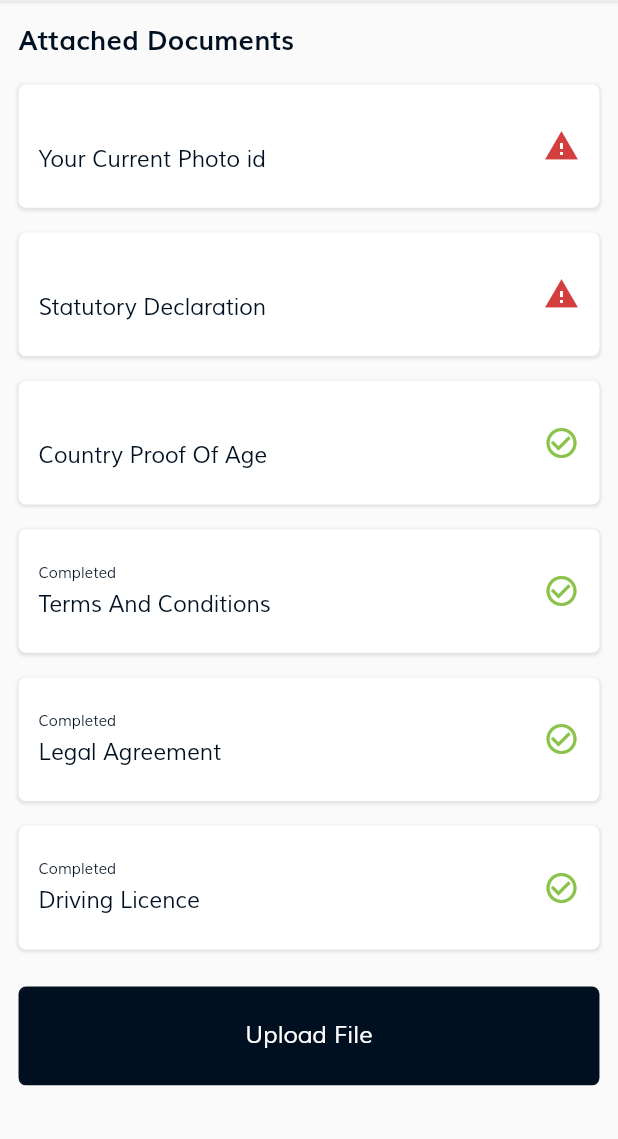
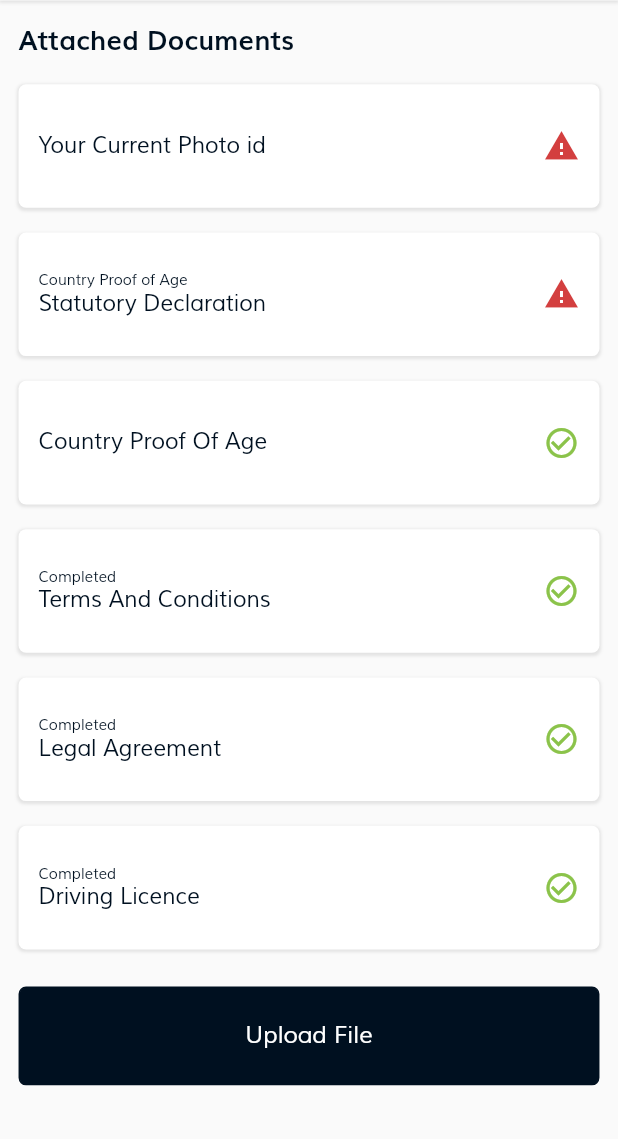
Before and after one commit to hammadhassan1221/work_samurai, a Flutter app: the Account screen opened directly, after a tap on "Document Verification", on a phone screen of 412 x 824 dp, the part 97-1236 px from its top. Run offline on Flutter 3.47's test engine with Material 2 defaults, Android fonts, the phone set to English and light mode, and no system bars; our stand-ins replace dio, flutter_datetime_picker, fluttericon, shared_preferences; missing offline and left inert: fluttertoastalert, get_version; accounts and stored records are empty.

Commit message:
from components to common

```diff
--- a/lib/screens/card_details/card_details.dart
+++ b/lib/screens/card_details/card_details.dart
@@ -32,7 +32,7 @@ class _CardDetailsState extends State<CardDetails> {
             child: Column(
               crossAxisAlignment: CrossAxisAlignment.start,
               children: [
-                CommonWidgets.getAppBar(text: "Card Details", context: context),
+                CommonWidgets.getAppBar(text: "Bank Details", context: context),
                 Expanded(child: ListView(children: [ _cardComponents.getHeading(text: "Card Number"),
                   _cardComponents.getSubHeading(text: "6473 xxxx xxxx 3213"),
                   _cardComponents.getHeading(text: "Expiry Date"),
--- a/lib/screens/documents/documents.dart
+++ b/lib/screens/documents/documents.dart
@@ -39,12 +39,13 @@ class _DocumentVerificationState extends State<DocumentVerification> {
                    child: ListView(
                      children: [
                        _documentComponents.getHeadings(text: "Attached Documents"),
-                       _documentComponents.getUserInfo(text: "Your Current Photo id",text1:"",iconData: Icons.warning,colors: AppColors.clr_red ,onPress: (){Navigator.push(context, SlideRightRoute(page:AppSettings()));}),
-                       _documentComponents.getUserInfo(text: "Statutory Declaration",text1:"",iconData: Icons.warning,colors: AppColors.clr_red ,onPress: (){}),
-                       _documentComponents.getUserInfo(text: "Country Proof Of Age",text1:"",iconData: Icons.check_circle_outline,colors: Colors.lightGreen ,onPress: (){}),
+                       _documentComponents.getUserInfo2(text: "Your Current Photo id",iconData: Icons.warning,colors: AppColors.clr_red ,onPress: (){Navigator.push(context, SlideRightRoute(page:AppSettings()));}),
+                       _documentComponents.getUserInfo(text: "Statutory Declaration",text1:"Country Proof of Age",iconData: Icons.warning,colors: AppColors.clr_red ,onPress: (){}),
+                       _documentComponents.getUserInfo2(text: "Country Proof Of Age",iconData: Icons.check_circle_outline,colors: Colors.lightGreen ,onPress: (){}),
                        _documentComponents.getUserInfo(text: "Terms And Conditions",text1:"Completed",iconData: Icons.check_circle_outline,colors: Colors.lightGreen ,onPress: (){Navigator.push(context, SlideRightRoute(page:UpdateDocuments()));}),
                        _documentComponents.getUserInfo(text: "Legal Agreement",text1:"Completed",iconData: Icons.check_circle_outline,colors: Colors.lightGreen ,onPress: (){}),
                        _documentComponents.getUserInfo(text: "Driving Licence",text1:"Completed",iconData: Icons.check_circle_outline,colors: Colors.lightGreen ,onPress: (){}),
+                       SizedBox(height:AppSizes.height*0.03),
                        CommonWidgets.getSignUpButton(context: context, onPress: (){}, text: "Upload File")
                      ],
                    ),
--- a/lib/screens/documents/documents_components.dart
+++ b/lib/screens/documents/documents_components.dart
@@ -20,6 +20,47 @@ class DocumentComponents{
     );
   }
 
+  Widget getUserInfo2({@required Function onPress,@required String text,@required IconData iconData, @required Color colors}){
+    return GestureDetector(
+      onTap:onPress,
+      child: Container(
+        height: AppSizes.height*0.1,
+        margin: EdgeInsets.only(left: AppSizes.width*0.03,right: AppSizes.width*0.03,top: AppSizes.height*0.02),
+        width: AppSizes.width,
+        padding: EdgeInsets.all(AppSizes.width*0.03),
+        decoration: BoxDecoration(
+          boxShadow: [
+            BoxShadow(
+              color: Colors.grey.withOpacity(0.25),
+              spreadRadius: 0.5,
+              blurRadius: 1,
+              offset: Offset(0, 1), // changes position of shadow
+            ),
+          ],
+          color: AppColors.clr_white,
+          borderRadius: BorderRadius.circular(5),
+          border: Border.all(color: AppColors.transparentColor),
+        ),
+
+        child: Row(
+          mainAxisAlignment: MainAxisAlignment.spaceBetween,
+          children: [
+            Text(
+              text,
+              style: TextStyle(
+                  fontSize: 15,
+                  fontFamily: 'MuliRegular',
+                  color: AppColors.clr_bg_black
+              ),),
+
+            Icon(iconData,color: colors,),
+          ],
+        ),
+      ),
+    );
+  }
+
+
   Widget getUserInfo({@required Function onPress,@required String text,@required String text1,@required IconData iconData, @required Color colors}){
     return GestureDetector(
       onTap:onPress,
@@ -27,7 +68,7 @@ class DocumentComponents{
         height: AppSizes.height*0.1,
         margin: EdgeInsets.only(left: AppSizes.width*0.03,right: AppSizes.width*0.03,top: AppSizes.height*0.02),
         width: AppSizes.width,
-        padding: EdgeInsets.only(left: AppSizes.width*0.03,right: AppSizes.width*0.03),
+        padding: EdgeInsets.all(AppSizes.width*0.03),
         decoration: BoxDecoration(
           boxShadow: [
             BoxShadow(
@@ -56,7 +97,7 @@ class DocumentComponents{
                       fontFamily: 'MuliRegular',
                       color: AppColors.clr_bg_black
                   ),),
-                SizedBox(height: AppSizes.height*0.007,),
+
                 Text(
                   text,
                   style: TextStyle(
@@ -64,10 +105,12 @@ class DocumentComponents{
                     fontFamily: 'MuliRegular',
                     color: AppColors.clr_bg_black
                 ),),
+
               ],
             ),
 
             Icon(iconData,color: colors,),
+
           ],
         ),
       ),
--- a/lib/screens/login/login_components.dart
+++ b/lib/screens/login/login_components.dart
@@ -19,7 +19,6 @@ class LoginComponents {
       onTap: onPress,
       child: Container(
           alignment: Alignment.bottomCenter,
-
           child: Row(
             mainAxisAlignment: MainAxisAlignment.center,
             children: [
--- a/lib/screens/worker/pages/account/account.dart
+++ b/lib/screens/worker/pages/account/account.dart
@@ -89,7 +89,7 @@ class _AccountState extends State<Account> {
                   text: "Document Verification",
                   imagePath: Assets.sign),
               _accountComponent.getVerification(
-                  onPress: (){Navigator.push(context, SlideRightRoute(page: CardDetails()));}, text: "Card Details", imagePath: Assets.card),
+                  onPress: (){Navigator.push(context, SlideRightRoute(page: CardDetails()));}, text: "Bank Details", imagePath: Assets.card),
               _accountComponent.getVerification(onPress: (){Navigator.push(context, SlideRightRoute(page: Earnings()));}, text: "Earnings", imagePath: Assets.payment),
               SizedBox(
                 height: AppSizes.height * 0.015,
@@ -129,7 +129,7 @@ class _AccountState extends State<Account> {
                   text1: "Waiter",
                   text2: "Bartender",
                   text3: "Barista",
-                  text4: "Receptionist"),
+                  text4: "Receptionist",),
               SizedBox(
                 height: AppSizes.height * 0.03,
               ),
--- a/lib/screens/worker/pages/account/account_components.dart
+++ b/lib/screens/worker/pages/account/account_components.dart
@@ -153,9 +153,11 @@ class AccountComponent {
                     )
                 ),
                 child: Container(
+                  alignment: Alignment.center,
                   margin: EdgeInsets.only(top:3),
                   child: Text(
                       rating,
+                      textAlign: TextAlign.center,
                       style: TextStyle(
                         fontSize: 12,
                         fontFamily: 'MuliRegular',
@@ -169,7 +171,7 @@ class AccountComponent {
     );
   }
 
-  Widget getPositionContainer({@required String text1,@required String text2,@required String text3,@required String text4}){
+  Widget getPositionContainer({@required String text1,@required String text2,@required String text3,@required String text4,}){
     return Container(
         child: Wrap(
           children: [
@@ -242,7 +244,41 @@ class AccountComponent {
                       color: AppColors.clr_bg_black,
                     )
                 )
-            )
+            ),
+
+            SizedBox(
+              width: AppSizes.width * 0.025,
+            ),
+
+            _getAddPosition(),
+
+
+          ],
+        )
+    );
+  }
+
+  _getAddPosition(){
+    return Container(
+      width: AppSizes.width*0.45,
+        padding: EdgeInsets.all(10.0,),
+        decoration: BoxDecoration(
+          borderRadius: BorderRadius.circular(20.0),
+          color: AppColors.clr_field,
+        ),
+        child: Row(
+          mainAxisAlignment: MainAxisAlignment.spaceEvenly,
+          children: [
+            Icon(Icons.add_circle_outline,color: AppColors.clr_bg_black,size: 18,),
+//            SizedBox(width: AppSizes.width*0.015,),
+            Text(
+                "Add Positions",
+                style: TextStyle(
+                  fontSize: 15,
+                  fontFamily: 'MuliRegular',
+                  color: AppColors.clr_bg_black,
+                )
+            ),
           ],
         )
     );
--- a/lib/screens/worker/pages/gigs/gigs.dart
+++ b/lib/screens/worker/pages/gigs/gigs.dart
@@ -98,7 +98,7 @@ class _GigsState extends State<Gigs> with SingleTickerProviderStateMixin {
             child: TabBarView(
               controller: _tabController,
               children: <Widget>[
-                _gigsComponents.getOffersContainer(context: context),
+                _gigsComponents.getOffersContainer(context: context, jobTitle: "Waiter", dateTime: "23 Nov, 2020", location: "Crown Hotel, New York", totalAmount: "140", amountHour: "20"),
                 _gigsComponents.getInProgressContainer(context: context),
                 _gigsComponents.getConfirmedContainer(context: context),
               ],
--- a/lib/screens/worker/pages/schedule/schedule_provider.dart
+++ b/lib/screens/worker/pages/schedule/schedule_provider.dart
@@ -11,6 +11,6 @@ class ScheduleProviders extends ChangeNotifier{
 
   void setToggleButton(bool value){
     this.value = !value;
-    notifyListeners();
+
   }
 }
--- a/lib/widgets/widgets.dart
+++ b/lib/widgets/widgets.dart
@@ -31,42 +31,10 @@ class CommonWidgets {
         ));
   }
 
-  static Widget getScheduleRow(
-      String text, ScheduleProviders scheduleProviders) {
-    return Container(
-        margin: EdgeInsets.only(
-            top: AppSizes.height * 0.01, bottom: AppSizes.height * 0.01),
-        child: Row(
-          mainAxisAlignment: MainAxisAlignment.spaceBetween,
-          children: [
-            Text(
-              text,
-              style: TextStyle(
-                  color: AppColors.clr_bg_black,
-                  fontSize: 20,
-                  fontFamily: 'MuliBold'),
-            ),
-            Row(
-              children: [
-                Text(
-                  "All Day",
-                  style: TextStyle(fontFamily: 'MuliRegular', fontSize: 14),
-                ),
-                CupertinoSwitch(
-                  value: scheduleProviders.value,
-                  onChanged: (value){
-                    scheduleProviders.setToggleButton(value);
-                  }
-
-                ),
-              ],
-            ),
-          ],
-        ));
-  }
-
   static Widget getAvailability(
-      {@required String text, @required Function onPress}) {
+      {@required String text1,
+        @required String text,
+        @required Function onPress}) {
     return GestureDetector(
       onTap: onPress,
       child: Row(
@@ -87,11 +55,11 @@ class CommonWidgets {
                 width: AppSizes.width * 0.03,
               ),
               Text(
-                "Available From",
+                text1,
                 style: TextStyle(
-                    fontFamily: 'MuliRegular',
-                    color: AppColors.clr_green,
-                    fontSize: 16),
+                    color: AppColors.clr_bg_black,
+                    fontSize: 16,
+                    fontFamily: 'MuliRegular'),
               )
             ],
           ),
@@ -102,7 +70,7 @@ class CommonWidgets {
                 text,
                 style: TextStyle(
                     fontSize: 16,
-                    color: AppColors.clr_green,
+                    color: AppColors.clr_bg_black,
                     fontFamily: 'MuliRegular'),
               )
             ],
@@ -111,7 +79,6 @@ class CommonWidgets {
       ),
     );
   }
-
   static Widget getAvailability2(
       {@required String text1,
       @required String text,
@@ -162,12 +129,13 @@ class CommonWidgets {
   }
 
  static Widget getSignUpButton({@required BuildContext context, @required Function onPress,@required String text}) {
-   return Align(
+   return InkWell(
+     child: Align(
        alignment: Alignment.bottomCenter,
        child: GestureDetector(
          onTap: onPress,
          child: Container(
-         margin: EdgeInsets.only(left:AppSizes.width*0.03,right:AppSizes.width*0.03,top: AppSizes.height*0.03,bottom: AppSizes.height*0.05,),
+           margin: EdgeInsets.only(left:AppSizes.width*0.03,right:AppSizes.width*0.03,),
            alignment: Alignment.center,
            height: AppSizes.height * 0.08,
            width: AppSizes.width,
@@ -187,6 +155,7 @@ class CommonWidgets {
                  fontSize: 16.0,
                  fontFamily: 'MuliRegular',
                  color: AppColors.clr_white),
+           ),
          ),
        ),
      ),
```
Also changed, not shown: lib/screens/chat/chat_screen.dart (+7 -5 lines), lib/screens/earnings/tab_bar_view/all_earnings/all_earnings_components.dart (+10 -1 lines), lib/screens/earnings/tab_bar_view/monthly_earning/monthly_earning_component.dart (+10 -1 lines), lib/screens/login/login.dart (+10 -9 lines), lib/screens/login/login_providers.dart (+4 -4 lines), lib/screens/sign_up/sign_up.dart (+6 -5 lines), lib/screens/splash/splash_providers.dart (+6 -5 lines), lib/screens/worker/pages/gigs/gigs_components.dart (+15 -15 lines), lib/screens/worker/pages/schedule/schedule_components.dart (+41 -25 lines), 3 other files. Lines whose indentation alone changed are shown as unchanged.
